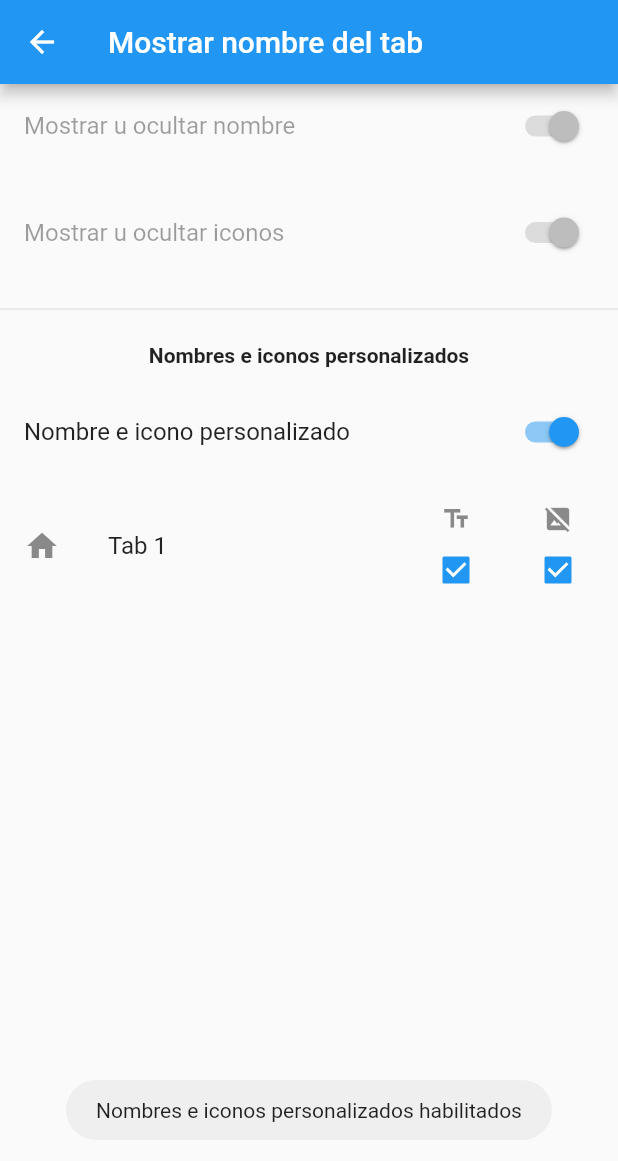
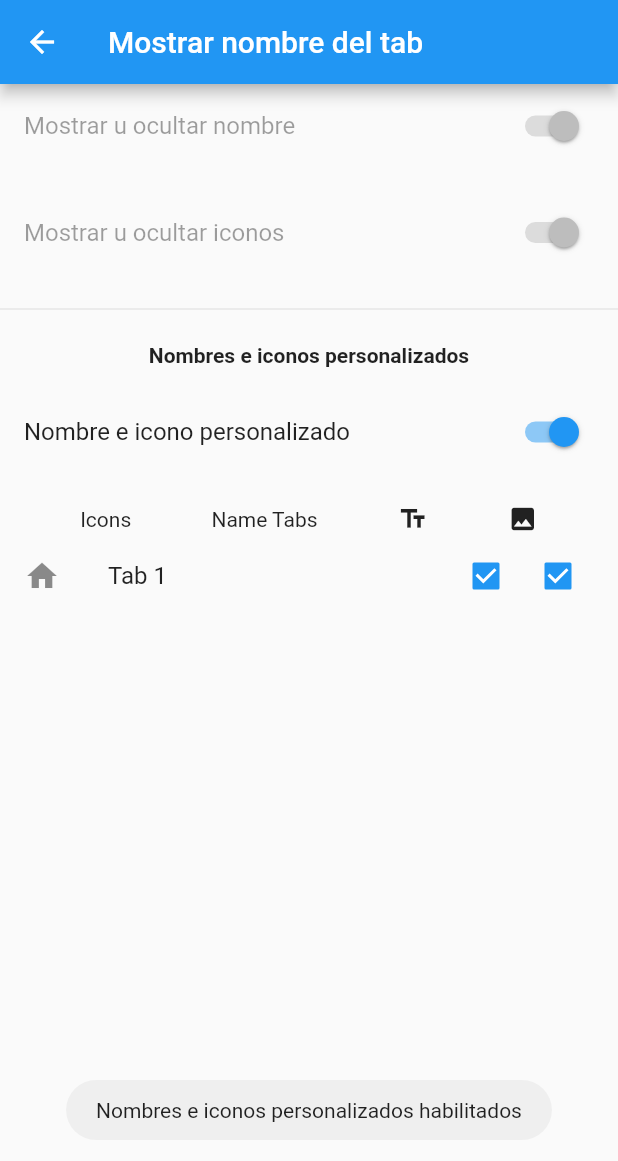
Before and after one commit to MagnoDaza/separado, a Flutter app: the ShowHideTabsPage screen opened directly, after a tap on "Nombre e icono personalizado", on a phone screen of 412 x 824 dp. Shown: the top 1161 px of the screen. Run offline on Flutter 3.47's test engine with Material 2 defaults, Android fonts, the phone set to English and light mode, and no system bars; our stand-ins replace fluttertoast.

Commit message:
Se elimino el problema de los checkbox

```diff
--- a/lib/show_hide_tabs_page.dart
+++ b/lib/show_hide_tabs_page.dart
@@ -51,7 +51,19 @@ class ShowHideTabsPage extends StatelessWidget {
                         itemBuilder: (context, index) {
                           var tabData =
                               Provider.of<TabProvider>(context).myTabs[index];
-                          return ListTile(
+                          return Column(
+                            children: [
+                              Row(
+                                mainAxisAlignment:
+                                    MainAxisAlignment.spaceEvenly,
+                                children: [
+                                  Text('Icons'),
+                                  Text('Name Tabs'),
+                                  Icon(Icons.text_fields, size: 20.0),
+                                  Icon(Icons.image, size: 20.0),
+                                ],
+                              ),
+                              ListTile(
                                 key: Key(tabData.text),
                                 leading: tabData.showIcon
                                     ? Icon(tabData.icon)
@@ -60,13 +72,9 @@ class ShowHideTabsPage extends StatelessWidget {
                                     ? Text(tabData.text)
                                     : Text(tabData.text,
                                         style: TextStyle(color: Colors.grey)),
-                            trailing:
-                                Row(mainAxisSize: MainAxisSize.min, children: [
-                              Padding(
-                                padding: EdgeInsets.only(right: 20.0),
-                                child: Column(
+                                trailing: Row(
+                                    mainAxisSize: MainAxisSize.min,
                                     children: [
-                                    Icon(Icons.text_fields, size: 20.0),
                                       Checkbox(
                                         value: tabData.showText,
                                         onChanged: (bool? value) {
@@ -86,16 +94,6 @@ class ShowHideTabsPage extends StatelessWidget {
                                           }
                                         },
                                       ),
-                                    SizedBox(
-                                      height: 0,
-                                    ),
-                                  ],
-                                ),
-                              ),
-                              Column(
-                                children: [
-                                  Icon(Icons.hide_image, size: 20.0),
-                                  SizedBox(width: 20.0),
                                       Checkbox(
                                         value: tabData.showIcon,
                                         onChanged: (bool? value) {
@@ -115,12 +113,9 @@ class ShowHideTabsPage extends StatelessWidget {
                                           }
                                         },
                                       ),
-                                  SizedBox(
-                                    width: 0,
+                                    ]),
                               ),
                             ],
-                              ),
-                            ]),
                           );
                         },
                       ),
```
Lines whose indentation alone changed are shown as unchanged.
